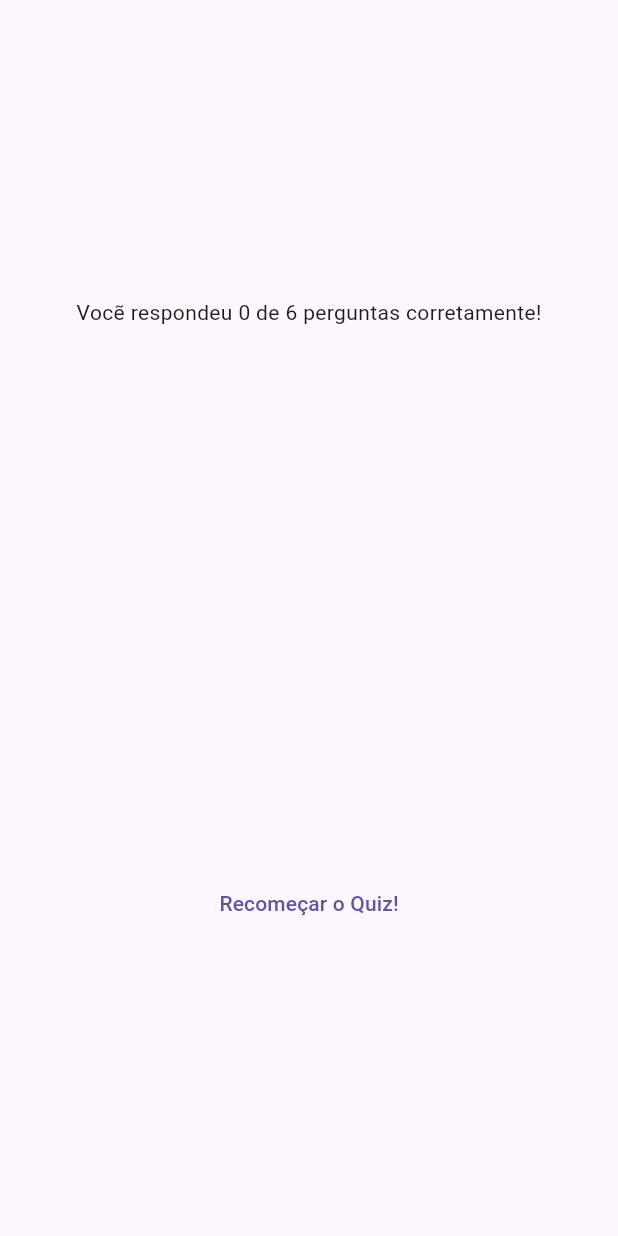
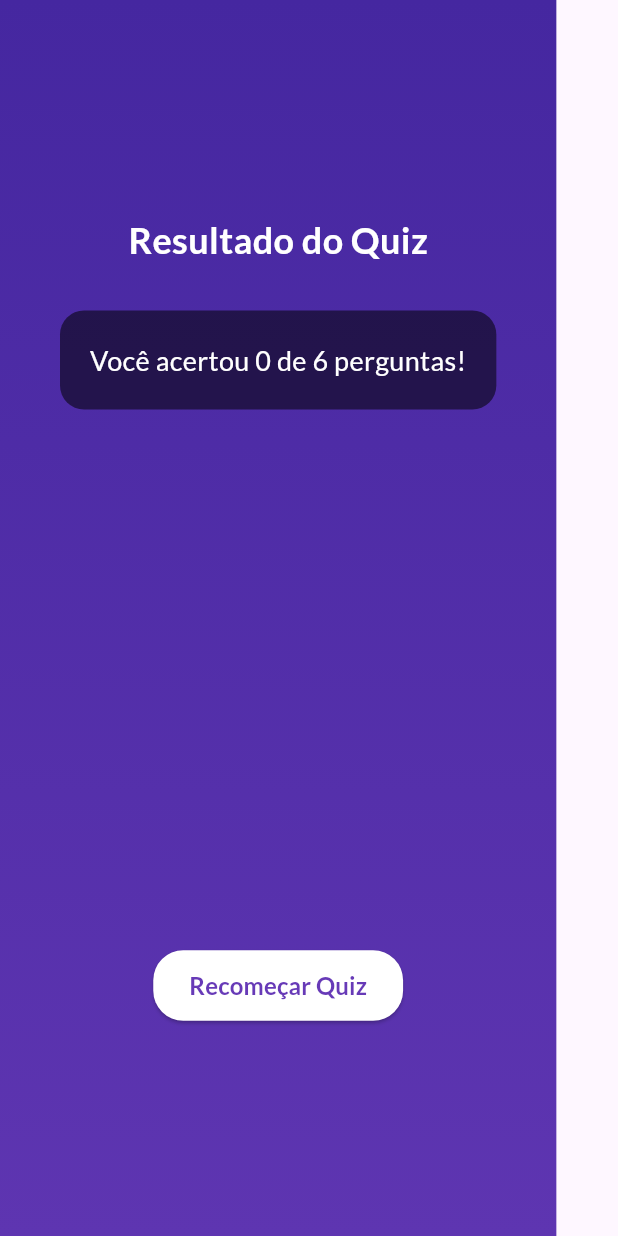
Before and after one commit to rlneto/flutterquiz, a Flutter app: the ResultsScreen screen opened directly with empty values, on a phone screen of 412 x 824 dp. Run offline on Flutter 3.47's test engine with Material 3 defaults, Android fonts, the phone set to English and light mode, and no system bars; our stand-ins replace google_fonts.

Commit message:
Formatação dos resultados

```diff
--- a/lib/quiz.dart
+++ b/lib/quiz.dart
@@ -54,11 +54,6 @@ class _QuizState extends State<Quiz> {
                 Color(0xff1f005c),
                 Color(0xff5b0060),
                 Color(0xff870160),
-                Color(0xffac255e),
-                Color(0xffca485c),
-                Color(0xffe16b5c),
-                Color(0xfff39060),
-                Color(0xffffb56b),
               ],
               tileMode: TileMode.mirror,
             ),
--- a/lib/results_screen.dart
+++ b/lib/results_screen.dart
@@ -1,6 +1,7 @@
 import 'package:flutter/material.dart';
 import 'package:flutterquiz/data/questions.dart';
 import 'package:flutterquiz/models/questions_summary.dart';
+import 'package:google_fonts/google_fonts.dart';
 
 class ResultsScreen extends StatelessWidget {
   const ResultsScreen({super.key, required this.chosenAnswers});
@@ -28,26 +29,67 @@ class ResultsScreen extends StatelessWidget {
     final numTotalQuestions = questions.length;
     final numCorrectQuestions =
         summaryData
-            .where((data) {
-              return data['correct_answer'] == data['user_answer'];
-            })
-            .toList()
+            .where((data) => data['correct_answer'] == data['user_answer'])
             .length;
 
-    return SizedBox(
-      width: double.infinity,
-      child: Container(
-        margin: EdgeInsets.all(40),
+    return Scaffold(
+      body: Container(
+        padding: const EdgeInsets.all(40),
+        decoration: BoxDecoration(
+          gradient: LinearGradient(
+            colors: [Colors.deepPurple.shade800, Colors.deepPurple.shade600],
+            begin: Alignment.topCenter,
+            end: Alignment.bottomCenter,
+          ),
+        ),
         child: Column(
           mainAxisAlignment: MainAxisAlignment.center,
           children: [
             Text(
-              'Vocẽ respondeu $numCorrectQuestions de $numTotalQuestions perguntas corretamente!',
+              'Resultado do Quiz',
+              style: GoogleFonts.lato(
+                color: Colors.white,
+                fontSize: 24,
+                fontWeight: FontWeight.bold,
+              ),
             ),
-            SizedBox(height: 30),
+            const SizedBox(height: 30),
+            Container(
+              padding: const EdgeInsets.all(20),
+              decoration: BoxDecoration(
+                color: Colors.black54,
+                borderRadius: BorderRadius.circular(16),
+              ),
+              child: Text(
+                'Você acertou $numCorrectQuestions de $numTotalQuestions perguntas!',
+                style: GoogleFonts.lato(color: Colors.white, fontSize: 18),
+                textAlign: TextAlign.center,
+              ),
+            ),
+            const SizedBox(height: 30),
             QuestionsSummary(summaryData),
-            SizedBox(height: 30),
-            TextButton(onPressed: () {}, child: Text('Recomeçar o Quiz!')),
+            const SizedBox(height: 30),
+            ElevatedButton(
+              style: ElevatedButton.styleFrom(
+                backgroundColor: Colors.white,
+                foregroundColor: Colors.deepPurple,
+                padding: const EdgeInsets.symmetric(
+                  horizontal: 24,
+                  vertical: 12,
+                ),
+                shape: RoundedRectangleBorder(
+                  borderRadius: BorderRadius.circular(20),
+                ),
+              ),
+              onPressed: () {},
+              child: Text(
+                'Recomeçar Quiz',
+                style: GoogleFonts.lato(
+                  fontSize: 16,
+                  fontWeight: FontWeight.bold,
+                ),
+              ),
+            ),
           ],
         ),
       ),
```
Also changed, not shown: lib/models/questions_summary.dart (+50 -6 lines).
